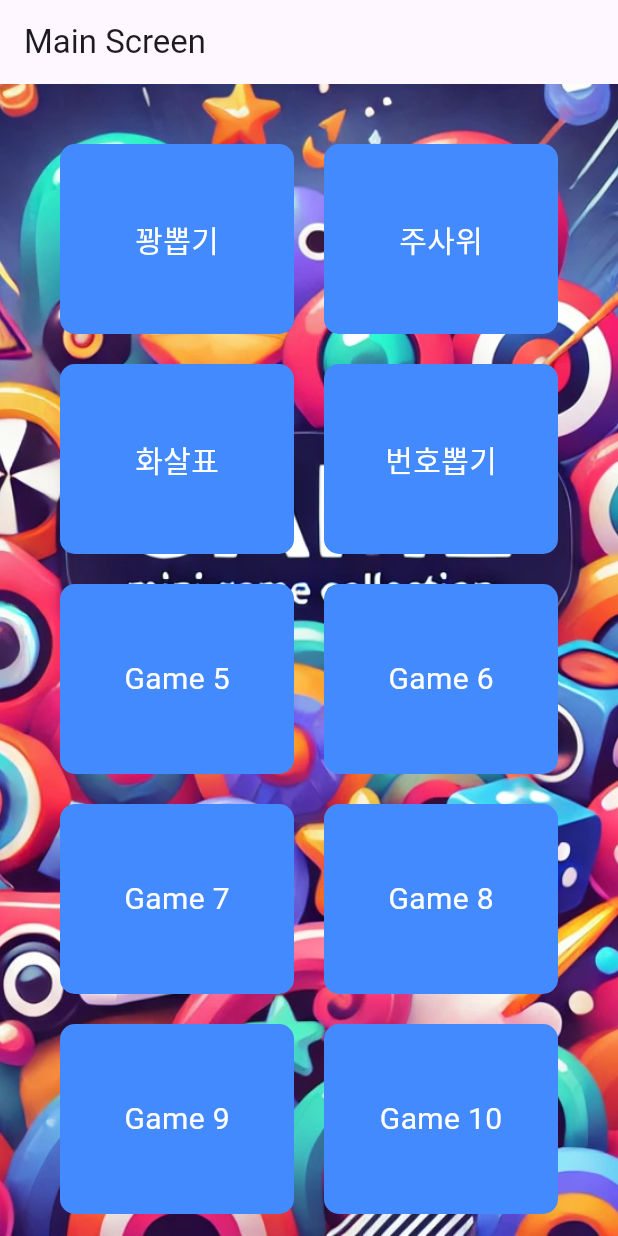
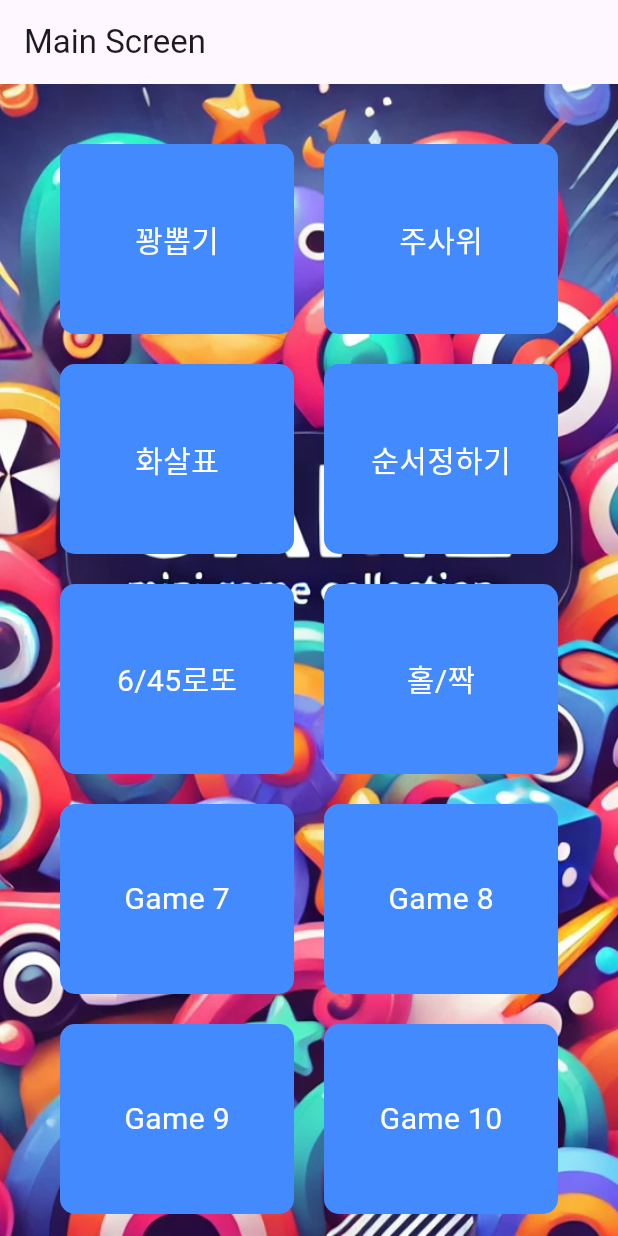
Before and after one commit to runaby/flutter_lets_bet, a Flutter app: the screen it shows after launch, on a phone screen of 412 x 824 dp. Run offline on Flutter 3.47's test engine with Material 3 defaults, Android fonts, the phone set to English and light mode, and no system bars; our stand-ins replace audioplayers.

Commit message:
오늘 마무리

```diff
--- a/lib/main.dart
+++ b/lib/main.dart
@@ -48,16 +48,22 @@ class MainScreen extends StatelessWidget {
               String gameName;
               switch (index) {
                 case 0:
-                  gameName = '꽝뽑기'; // 1번 아이콘 이름
+                  gameName = '꽝뽑기';
                   break;
                 case 1:
-                  gameName = '주사위'; // 2번 아이콘 이름
+                  gameName = '주사위';
                   break;
                 case 2:
-                  gameName = '화살표'; // 2번 아이콘 이름
+                  gameName = '화살표';
                   break;
                 case 3:
-                  gameName = '번호뽑기'; // 2번 아이콘 이름
+                  gameName = '순서정하기';
+                  break;
+                case 4:
+                  gameName = '6/45로또';
+                  break;
+                case 5:
+                  gameName = '홀/짝';
                   break;
                 default:
                   gameName = 'Game ${index + 1}'; // 나머지 임의 이름
```
